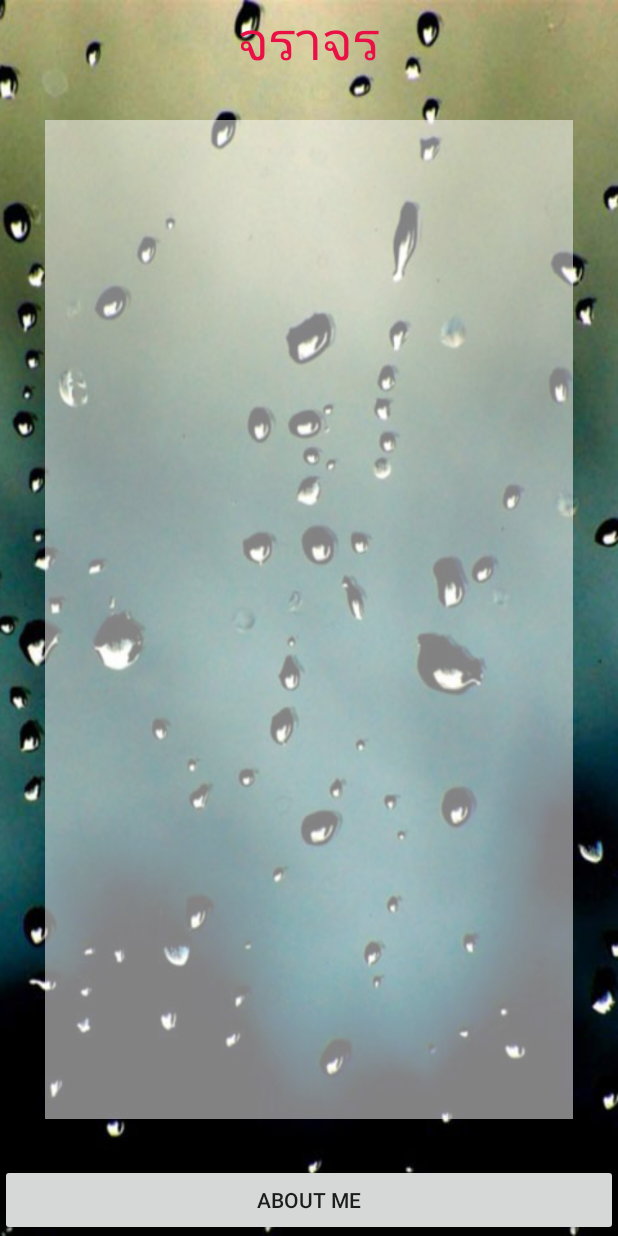
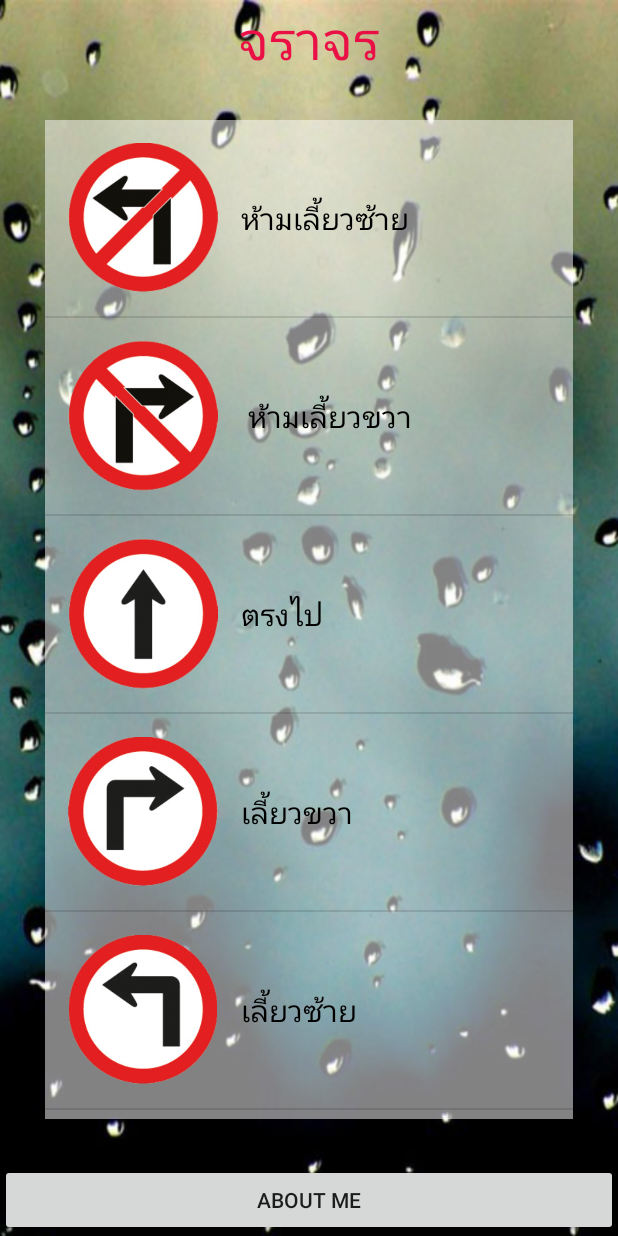
Before and after one commit to JirayutTee/BU_Traffic, an Android app: the screen it shows after launch (MainActivity), on a phone screen of 412 x 824 dp. Run offline under Robolectric (Android 15) with nearby library versions, the phone set to English and light mode, and no system bars.

Commit message:
ListView Finish

```diff
--- a/app/src/main/AndroidManifest.xml
+++ b/app/src/main/AndroidManifest.xml
@@ -15,6 +15,7 @@
                 <category android:name="android.intent.category.LAUNCHER" />
             </intent-filter>
         </activity>
+        <activity android:name=".DetailActivity"></activity>
     </application>
 
 </manifest>
--- a/app/src/main/java/bu/jirayut/student/butraffic/MainActivity.java
+++ b/app/src/main/java/bu/jirayut/student/butraffic/MainActivity.java
@@ -27,7 +27,49 @@
         // Button Controller
         buttonController();
 
+        // Create ListView
+        createListView();
+
     }   // Main Method
+
+    private void createListView() {
+
+        // Setup Array
+        String[] strTitle = new String[20];
+        strTitle[0] = "ห้ามเลี้ยวซ้าย";
+        strTitle[1] = " ห้ามเลี้ยวขวา";
+        strTitle[2] = "ตรงไป";
+        strTitle[3] = "เลี้ยวขวา";
+        strTitle[4] = "เลี้ยวซ้าย";
+        strTitle[5] = "ทางออก";
+        strTitle[6] = "ทางเข้า";
+        strTitle[7] = "ทางออก";
+        strTitle[8] = "หยุด";
+        strTitle[9] = "จำกัดความสูง";
+        strTitle[10] = "ทางแยก";
+        strTitle[11] = "ห้ามกลับรถ";
+        strTitle[12] = "ห้ามจอด";
+        strTitle[13] = "รถสวน";
+        strTitle[14] = "ห้ามแซง";
+        strTitle[15] = "ทางเข้า";
+        strTitle[16] = "หยุดตรวจ";
+        strTitle[17] = "จำกัดความเร็ว";
+        strTitle[18] = "จำกัดความกว้าง";
+        strTitle[19] = "จำกัดความสูง";
+
+        int[] intIcon = {R.drawable.traffic_01, R.drawable.traffic_02,
+                R.drawable.traffic_03, R.drawable.traffic_04, R.drawable.traffic_05,
+                R.drawable.traffic_06, R.drawable.traffic_07, R.drawable.traffic_08,
+                R.drawable.traffic_09, R.drawable.traffic_10, R.drawable.traffic_11,
+                R.drawable.traffic_12, R.drawable.traffic_13, R.drawable.traffic_14,
+                R.drawable.traffic_15, R.drawable.traffic_16, R.drawable.traffic_17,
+                R.drawable.traffic_18, R.drawable.traffic_19, R.drawable.traffic_20};
+
+        MyAdapter objMyAdapter = new MyAdapter(MainActivity.this, strTitle, intIcon);
+        trafficListView.setAdapter(objMyAdapter);
+
+    }   // createListView
+
 
     private void buttonController() {
         aboutMeButton.setOnClickListener(new View.OnClickListener() {
--- a/app/src/main/java/bu/jirayut/student/butraffic/MyAdapter.java
+++ b/app/src/main/java/bu/jirayut/student/butraffic/MyAdapter.java
@@ -1,9 +1,12 @@
 package bu.jirayut.student.butraffic;
 
 import android.content.Context;
+import android.view.LayoutInflater;
 import android.view.View;
 import android.view.ViewGroup;
 import android.widget.BaseAdapter;
+import android.widget.ImageView;
+import android.widget.TextView;
 
 /**
  * Created by student on 11/14/2015.
@@ -23,7 +26,7 @@
 
     @Override
     public int getCount() {
-        return 0;
+        return titleStrings.length;
     }
 
     @Override
@@ -37,7 +40,18 @@
     }
 
     @Override
-    public View getView(int position, View convertView, ViewGroup parent) {
-        return null;
+    public View getView(int i, View view, ViewGroup viewGroup) {
+        LayoutInflater objLayoutInflater = (LayoutInflater) objContext.getSystemService(Context.LAYOUT_INFLATER_SERVICE);
+        View objView1 = objLayoutInflater.inflate(R.layout.my_listview, viewGroup, false);
+
+        //Setup Title
+        TextView titleTextView = (TextView) objView1.findViewById(R.id.textView2);
+        titleTextView.setText(titleStrings[i]);
+
+        //Setup Icon
+        ImageView IconImageView = (ImageView) objView1.findViewById(R.id.imageView);
+        IconImageView.setImageResource(iconInts[i]);
+
+        return objView1;
     }
 }   // main Class
--- a/app/src/main/res/layout/my_listview.xml
+++ b/app/src/main/res/layout/my_listview.xml
@@ -14,7 +14,7 @@
         android:layout_height="wrap_content"
         android:text="New Text"
         android:id="@+id/textView2"
-        android:textSize="@dimen/h1"
+        android:textSize="@dimen/h2"
         android:layout_gravity="center_vertical"
-        android:textColor="@color/text" />
+        android:textColor="@color/text2" />
 </LinearLayout>
--- a/app/src/main/res/values/colors.xml
+++ b/app/src/main/res/values/colors.xml
@@ -4,4 +4,5 @@
     <color name="colorPrimaryDark">#303F9F</color>
     <color name="colorAccent">#FF4081</color>
     <color name="text">#ea1046</color>
+    <color name="text2">#000000</color>
 </resources>
```
Also changed, not shown: app/src/main/java/bu/jirayut/student/butraffic/DetailActivity.java (added, +13 -0 lines), app/src/main/res/layout/activity_detail.xml (added, +20 -0 lines).
